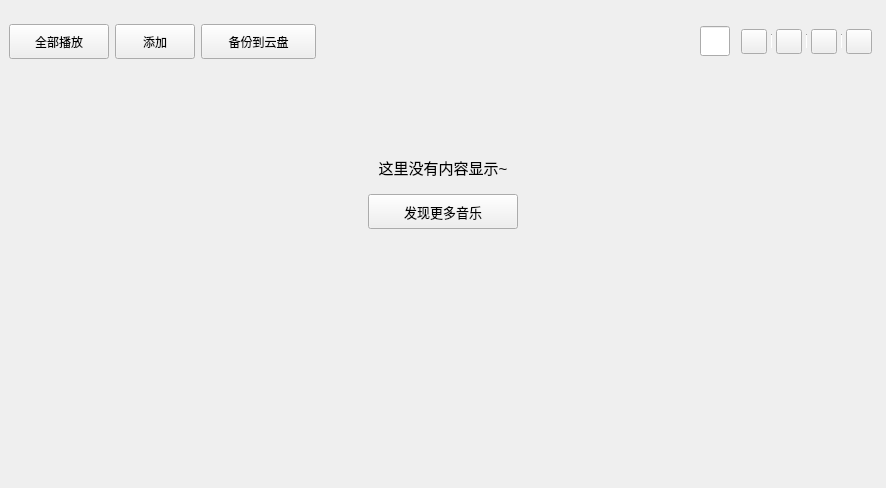
The window that KuGouStart/LocalDownload/LocalSong/LocalSong.ui (a-mo-xi-wei/Qt-KuGouAppClient) describes before a commit, drawn with Qt 5.
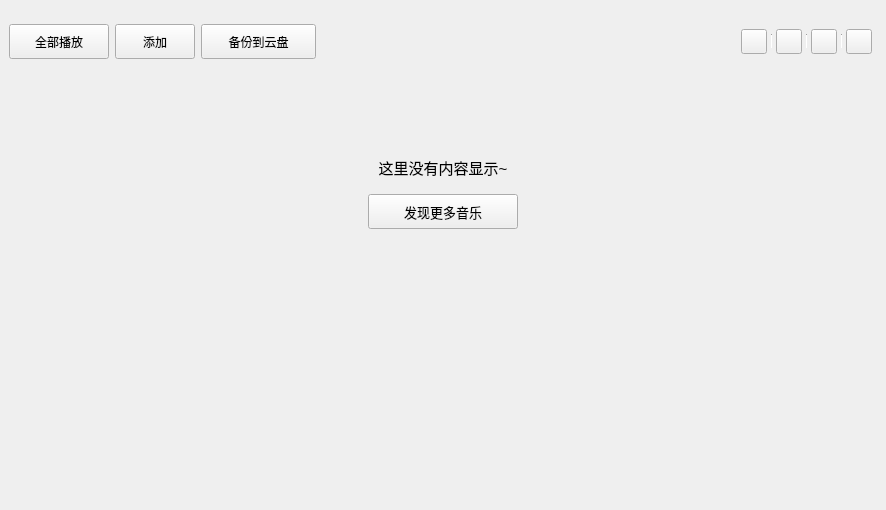
The same window after the commit. Custom widgets are drawn as their Qt base class.

Commit message: 优化localSong中的suggestBox

What changed in the file:
```diff
--- a/KuGouStart/LocalDownload/LocalSong/LocalSong.ui
+++ b/KuGouStart/LocalDownload/LocalSong/LocalSong.ui
@@ -7,7 +7,7 @@
     <x>0</x>
     <y>0</y>
     <width>886</width>
-    <height>388</height>
+    <height>510</height>
    </rect>
   </property>
   <property name="windowTitle">
@@ -31,7 +31,7 @@
    </property>
    <item>
     <widget class="QWidget" name="operation_widget" native="true">
-     <layout class="QHBoxLayout" name="horizontalLayout_9">
+     <layout class="QHBoxLayout" name="horizontalLayout_9" stretch="0,0,0,0,0,0">
       <item>
        <widget class="QToolButton" name="local_all_play_toolButton">
         <property name="minimumSize">
@@ -124,6 +124,9 @@
         <property name="orientation">
          <enum>Qt::Horizontal</enum>
         </property>
+        <property name="sizeType">
+         <enum>QSizePolicy::Expanding</enum>
+        </property>
         <property name="sizeHint" stdset="0">
          <size>
           <width>40</width>
@@ -133,27 +136,15 @@
        </spacer>
       </item>
       <item>
-       <widget class="MySearchLineEdit" name="local_search_lineEdit">
+       <widget class="ElaSuggestBox" name="local_search_suggest_box" native="true">
         <property name="sizePolicy">
-         <sizepolicy hsizetype="Fixed" vsizetype="Fixed">
+         <sizepolicy hsizetype="Fixed" vsizetype="Preferred">
           <horstretch>0</horstretch>
           <verstretch>0</verstretch>
          </sizepolicy>
         </property>
-        <property name="minimumSize">
-         <size>
-          <width>30</width>
-          <height>30</height>
-         </size>
-        </property>
-        <property name="maximumSize">
-         <size>
-          <width>30</width>
-          <height>30</height>
-         </size>
-        </property>
-        <property name="placeholderText">
-         <string/>
+        <property name="layoutDirection">
+         <enum>Qt::LeftToRight</enum>
         </property>
        </widget>
       </item>
@@ -575,17 +566,18 @@
   </layout>
  </widget>
  <customwidgets>
-  <customwidget>
-   <class>MySearchLineEdit</class>
-   <extends>QLineEdit</extends>
-   <header>MySearchLineEdit.h</header>
-  </customwidget>
   <customwidget>
    <class>MyScrollArea</class>
    <extends>QScrollArea</extends>
    <header>MyScrollArea.h</header>
    <container>1</container>
   </customwidget>
+  <customwidget>
+   <class>ElaSuggestBox</class>
+   <extends>QWidget</extends>
+   <header>ElaSuggestBox.h</header>
+   <container>1</container>
+  </customwidget>
  </customwidgets>
  <resources/>
  <connections/>
```
Left out of the diff: 6 changed lines with no effect on the pictures. The commit also changes 2 other files.
